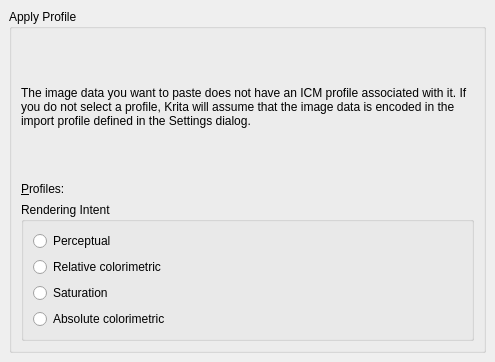
The window that krita/ui/forms/wdgapplyprofile.ui (KDE/krita) describes before a commit, drawn with Qt 5.
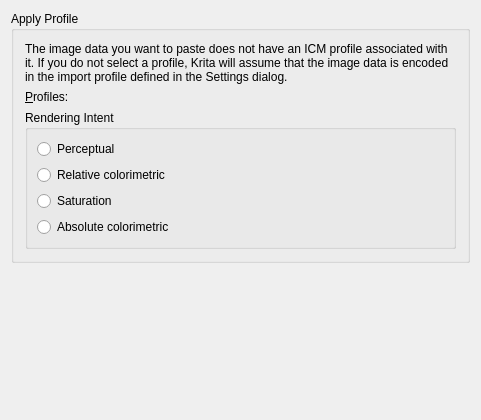
The same window after the commit. Custom widgets are drawn as their Qt base class.

Commit message: Changed the UI which contains labels and textfields into QFormLayout to set alignment issues

Patch:
```diff
--- a/krita/ui/forms/wdgapplyprofile.ui
+++ b/krita/ui/forms/wdgapplyprofile.ui
@@ -1,78 +1,56 @@
 <ui version="4.0" >
  <class>WdgApplyProfile</class>
- <widget class="QWidget" name="WdgApplyProfile" >
-  <property name="geometry" >
+ <widget class="QWidget" name="WdgApplyProfile">
+  <property name="geometry">
    <rect>
     <x>0</x>
     <y>0</y>
-    <width>495</width>
-    <height>362</height>
+    <width>481</width>
+    <height>420</height>
    </rect>
   </property>
-  <property name="sizePolicy" >
-   <sizepolicy>
-    <hsizetype>3</hsizetype>
-    <vsizetype>3</vsizetype>
+  <property name="sizePolicy">
+   <sizepolicy hsizetype="MinimumExpanding" vsizetype="MinimumExpanding">
     <horstretch>0</horstretch>
     <verstretch>0</verstretch>
    </sizepolicy>
   </property>
-  <layout class="QGridLayout" >
-   <property name="margin" >
-    <number>9</number>
-   </property>
-   <property name="spacing" >
-    <number>6</number>
-   </property>
-   <item row="0" column="0" >
-    <widget class="QGroupBox" name="groupBox1" >
-     <property name="title" >
+  <layout class="QVBoxLayout" name="verticalLayout_2">
+   <item>
+    <widget class="QGroupBox" name="groupBox1">
+     <property name="title">
       <string>Apply Profile</string>
      </property>
-     <layout class="QVBoxLayout" >
-      <property name="margin" >
-       <number>9</number>
-      </property>
-      <property name="spacing" >
-       <number>6</number>
-      </property>
+     <layout class="QVBoxLayout" name="verticalLayout">
       <item>
-       <widget class="QLabel" name="textLabel1" >
-        <property name="text" >
+       <widget class="QLabel" name="textLabel1">
+        <property name="text">
          <string>The image data you want to paste does not have an ICM profile associated with it. If you do not select a profile, Krita will assume that the image data is encoded in the import profile defined in the Settings dialog.</string>
         </property>
-        <property name="alignment" >
+        <property name="alignment">
          <set>Qt::AlignLeading|Qt::AlignLeft|Qt::AlignVCenter</set>
         </property>
-        <property name="wordWrap" >
+        <property name="wordWrap">
          <bool>true</bool>
         </property>
        </widget>
       </item>
       <item>
-       <layout class="QHBoxLayout" >
-        <property name="margin" >
-         <number>0</number>
-        </property>
-        <property name="spacing" >
-         <number>6</number>
-        </property>
-        <item>
-         <widget class="QLabel" name="lblProfile" >
-          <property name="text" >
+       <layout class="QFormLayout" name="formLayout">
+        <item row="0" column="0">
+         <widget class="QLabel" name="lblProfile">
+          <property name="text">
            <string>&amp;Profiles:</string>
           </property>
-          <property name="buddy" >
+          <property name="buddy">
            <cstring>cmbProfile</cstring>
           </property>
          </widget>
         </item>
-        <item>
-         <widget class="SqueezedComboBox" native="1" name="cmbProfile" >
-          <property name="sizePolicy" >
-           <sizepolicy>
-            <hsizetype>7</hsizetype>
-            <vsizetype>0</vsizetype>
+        <item row="0" column="1">
+         <widget class="SqueezedComboBox" name="cmbProfile" native="true">
+          <property name="sizePolicy">
+           <sizepolicy hsizetype="Expanding" vsizetype="Fixed">
             <horstretch>0</horstretch>
             <verstretch>0</verstretch>
            </sizepolicy>
@@ -82,59 +60,59 @@
        </layout>
       </item>
       <item>
-       <widget class="QGroupBox" name="grpRenderIntent" >
-        <property name="toolTip" >
+       <widget class="QGroupBox" name="grpRenderIntent">
+        <property name="toolTip">
          <string/>
         </property>
-        <property name="whatsThis" >
+        <property name="whatsThis">
          <string>Rendering intent determines the bias in the color conversion.</string>
         </property>
-        <property name="title" >
+        <property name="title">
          <string>Rendering Intent</string>
         </property>
-        <layout class="QVBoxLayout" >
-         <property name="margin" >
-          <number>9</number>
-         </property>
-         <property name="spacing" >
+        <layout class="QVBoxLayout">
+         <property name="spacing">
           <number>6</number>
          </property>
+         <property name="margin">
+          <number>9</number>
+         </property>
          <item>
-          <widget class="QRadioButton" name="radioPerceptual" >
-           <property name="whatsThis" >
+          <widget class="QRadioButton" name="radioPerceptual">
+           <property name="whatsThis">
             <string>Hue hopefully maintained (but not required), lightness and saturation sacrificed to maintain the perceived color. White point changed to result in neutral grays. Intended for images.</string>
            </property>
-           <property name="text" >
+           <property name="text">
             <string>Perceptual</string>
            </property>
           </widget>
          </item>
          <item>
-          <widget class="QRadioButton" name="radioRelativeColorimetric" >
-           <property name="whatsThis" >
+          <widget class="QRadioButton" name="radioRelativeColorimetric">
+           <property name="whatsThis">
             <string>Within and outside gamut; same as Absolute Colorimetric. White point changed to result in neutral grays.</string>
            </property>
-           <property name="text" >
+           <property name="text">
             <string>Relative colorimetric</string>
            </property>
           </widget>
          </item>
          <item>
-          <widget class="QRadioButton" name="radioSaturation" >
-           <property name="whatsThis" >
+          <widget class="QRadioButton" name="radioSaturation">
+           <property name="whatsThis">
             <string>Hue and saturation maintained with lightness sacrificed to maintain saturation. White point changed to result in neutral grays. Intended for business graphics (make it colorful charts, graphs, overheads, ...)</string>
            </property>
-           <property name="text" >
+           <property name="text">
             <string>Saturation</string>
            </property>
           </widget>
          </item>
          <item>
-          <widget class="QRadioButton" name="radioAbsoluteColorimetric" >
-           <property name="whatsThis" >
+          <widget class="QRadioButton" name="radioAbsoluteColorimetric">
+           <property name="whatsThis">
             <string>Within the destination device gamut; hue, lightness and saturation are maintained. Outside the gamut; hue and lightness are maintained, saturation is sacrificed. White point for source and destination; unchanged. Intended for spot colors (Pantone, TruMatch, logo colors, ...)</string>
            </property>
-           <property name="text" >
+           <property name="text">
             <string>Absolute colorimetric</string>
            </property>
           </widget>
@@ -145,9 +123,22 @@
      </layout>
     </widget>
    </item>
+   <item>
+    <spacer name="verticalSpacer">
+     <property name="orientation">
+      <enum>Qt::Vertical</enum>
+     </property>
+     <property name="sizeHint" stdset="0">
+      <size>
+       <width>20</width>
+       <height>161</height>
+      </size>
+     </property>
+    </spacer>
+   </item>
   </layout>
  </widget>
- <layoutdefault spacing="6" margin="11" />
+ <layoutdefault spacing="6" margin="11"/>
  <customwidgets>
   <customwidget>
    <class>SqueezedComboBox</class>
```
Left out of the diff: 2 changed lines with no effect on the pictures. The commit also changes 91 other files.
